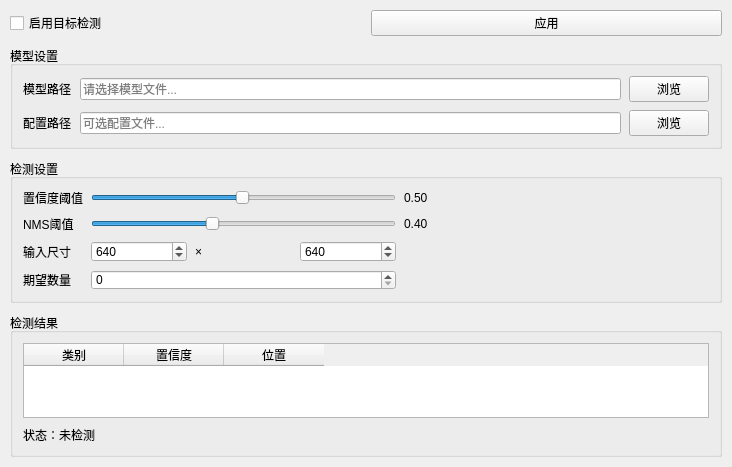
Before: the Qt Designer form ui/tabs/object_detection_tab.ui in xiaoyuan1021/MyTool, drawn with Qt 5.
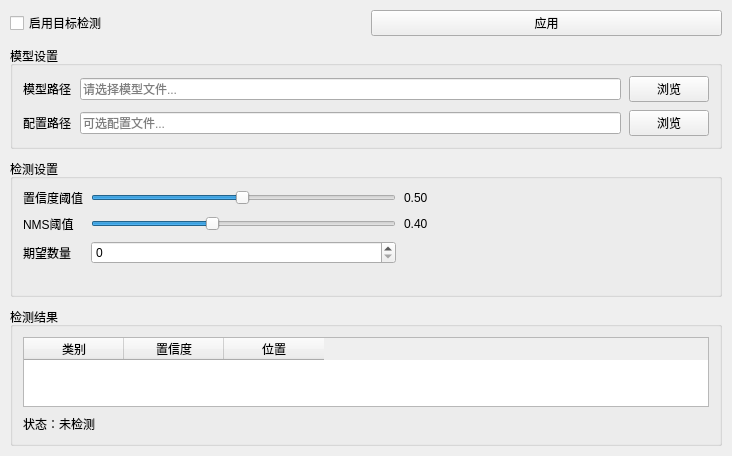
After: the same form once the commit is applied.

Diff of the .ui file:
```diff
--- a/ui/tabs/object_detection_tab.ui
+++ b/ui/tabs/object_detection_tab.ui
@@ -216,78 +216,15 @@
          <string>0.40</string>
         </property>
        </widget>
-      </item>
-      <item row="2" column="0">
-       <widget class="QLabel" name="label_inputSize">
-        <property name="text">
-         <string>输入尺寸</string>
-        </property>
-       </widget>
-      </item>
-      <item row="2" column="1">
-       <layout class="QHBoxLayout" name="horizontalLayout_inputSize">
-        <item>
-         <widget class="QSpinBox" name="spinBox_inputWidth">
-          <property name="minimum">
-           <number>32</number>
-          </property>
-          <property name="maximum">
-           <number>4096</number>
-          </property>
-          <property name="singleStep">
-           <number>32</number>
-          </property>
-          <property name="value">
-           <number>640</number>
-          </property>
-         </widget>
-        </item>
-        <item>
-         <widget class="QLabel" name="label_x">
-          <property name="text">
-           <string>×</string>
-          </property>
-         </widget>
-        </item>
-        <item>
-         <widget class="QSpinBox" name="spinBox_inputHeight">
-          <property name="minimum">
-           <number>32</number>
-          </property>
-          <property name="maximum">
-           <number>4096</number>
-          </property>
-          <property name="singleStep">
-           <number>32</number>
-          </property>
-          <property name="value">
-           <number>640</number>
-          </property>
-         </widget>
-        </item>
-       </layout>
-      </item>
-       <item row="2" column="2">
-        <spacer name="horizontalSpacer_inputSize">
-         <property name="orientation">
-          <enum>Qt::Orientation::Horizontal</enum>
-         </property>
-         <property name="sizeHint" stdset="0">
-          <size>
-           <width>40</width>
-           <height>20</height>
-          </size>
-         </property>
-        </spacer>
        </item>
-       <item row="3" column="0">
+       <item row="2" column="0">
         <widget class="QLabel" name="label_expectedCount">
          <property name="text">
           <string>期望数量</string>
          </property>
         </widget>
        </item>
-       <item row="3" column="1">
+       <item row="2" column="1">
         <widget class="QSpinBox" name="spinBox_expectedCount">
          <property name="toolTip">
           <string>0表示不检查数量</string>
```
